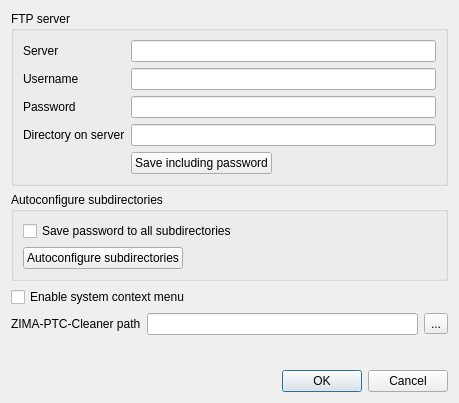
Old version of the form src/SettingsDialog.ui in the repository ZIMA-Engineering/ZIMA-CAD-Sync.
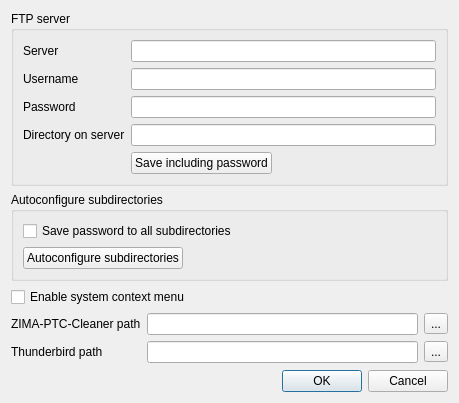
New version of the form. Icons and pictures are not drawn.

What changed in the file:
```diff
--- a/src/SettingsDialog.ui
+++ b/src/SettingsDialog.ui
@@ -124,24 +124,41 @@
     </widget>
    </item>
    <item>
-    <layout class="QHBoxLayout" name="horizontalLayout">
-     <item>
+    <layout class="QGridLayout" name="gridLayout">
+     <item row="0" column="0">
       <widget class="QLabel" name="label">
        <property name="text">
         <string>ZIMA-PTC-Cleaner path</string>
        </property>
       </widget>
      </item>
-     <item>
+     <item row="1" column="0">
+      <widget class="QLabel" name="label_2">
+       <property name="text">
+        <string>Thunderbird path</string>
+       </property>
+      </widget>
+     </item>
+     <item row="0" column="1">
       <widget class="QLineEdit" name="ptcCleanerLineEdit"/>
      </item>
-     <item>
+     <item row="1" column="1">
+      <widget class="QLineEdit" name="tbPathLineEdit"/>
+     </item>
+     <item row="0" column="2">
       <widget class="QToolButton" name="ptcCleanerPathButton">
        <property name="text">
         <string>...</string>
        </property>
       </widget>
      </item>
+     <item row="1" column="2">
+      <widget class="QToolButton" name="tbPathButton">
+       <property name="text">
+        <string>...</string>
+       </property>
+      </widget>
+     </item>
     </layout>
    </item>
    <item>
```
